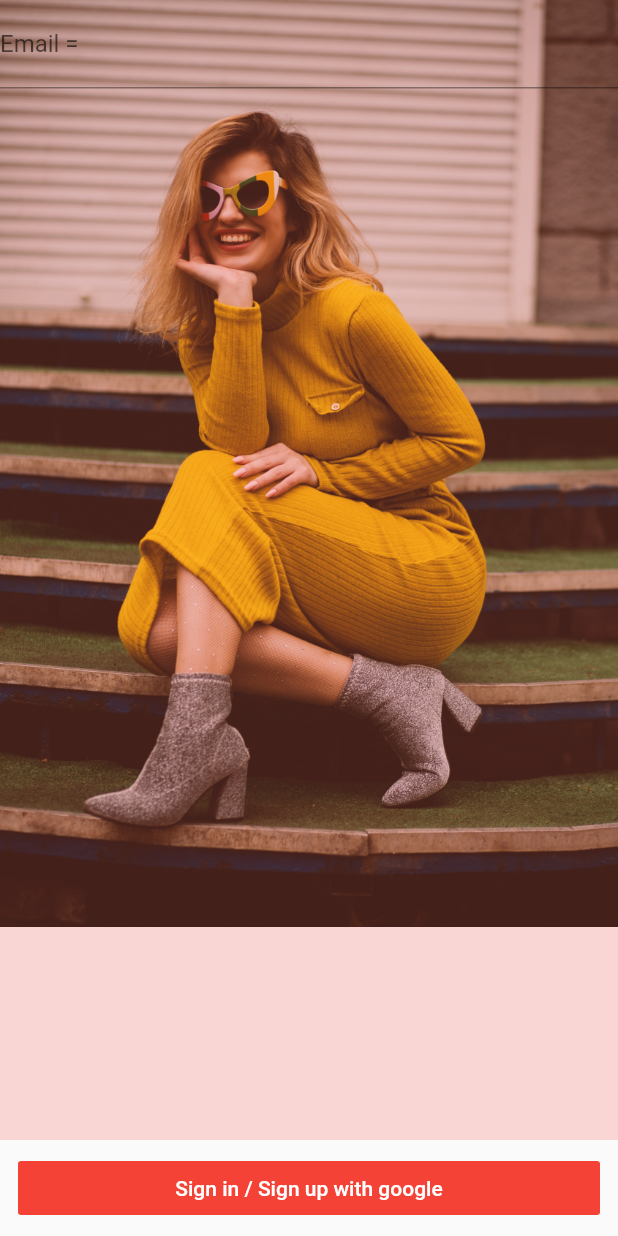
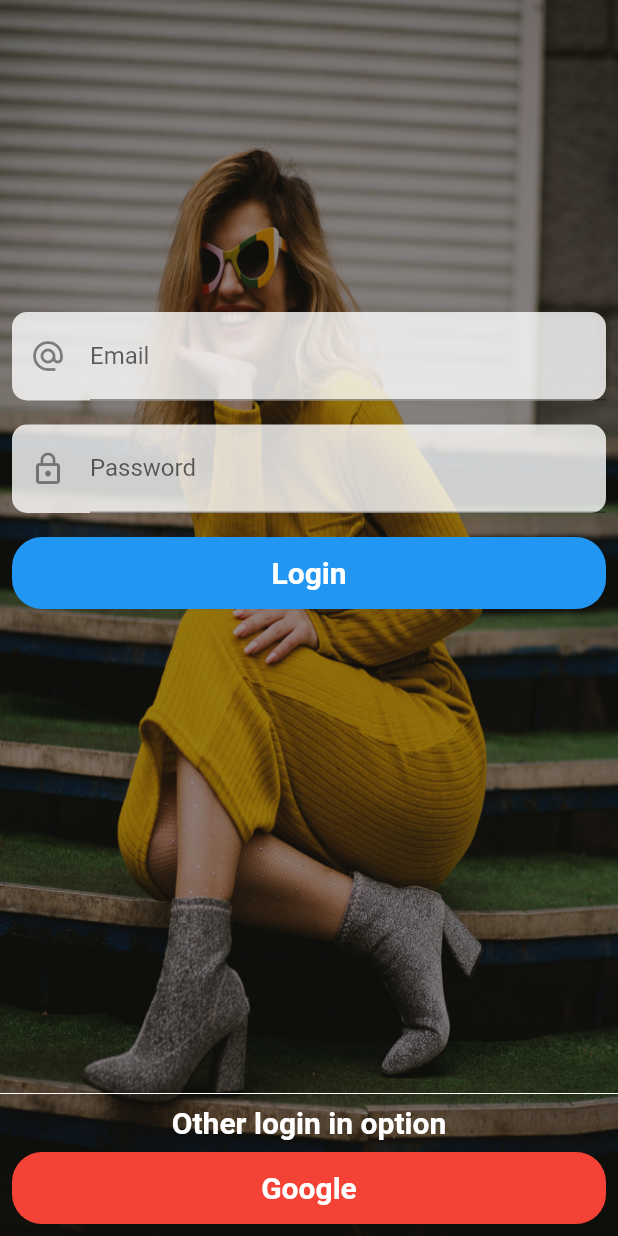
Before and after one commit to Kribas/Ecommerce, a Flutter app: the screen it shows after launch, on a phone screen of 412 x 824 dp. Run offline on Flutter 3.47's test engine with Material 2 defaults, Android fonts, the phone set to English and light mode, and no system bars; our stand-ins replace cloud_firestore, firebase_auth, firebase_core, fluttertoast, google_sign_in, shared_preferences; accounts and stored records are empty.

Commit message:
made changes

```diff
--- a/lib/pages/login.dart
+++ b/lib/pages/login.dart
@@ -98,32 +98,130 @@ class _LoginState extends State<Login> {
       body: Stack(
         children: <Widget>[
           Image.asset('images/backgroundImage.jpg',
-          fit: BoxFit.cover,
+          fit: BoxFit.fill,
           width: double.infinity,
+            height: double.infinity,
           ),
           Container(
-            color: Colors.red.withOpacity(0.2),
+            color: Colors.black.withOpacity(0.4),
             width: double.infinity,
             height: double.infinity,
           ),
 
-          Container(
-            alignment: Alignment.center,
+          Padding(
+            padding: const EdgeInsets.only(top: 200.0),
             child: Center(
               child: Form(
                   key: _formKey,
                   child: Column(
                 children: [
-                  TextFormField(
-                    decoration: InputDecoration(
-                      labelText: "Email = "
+                  Padding(
+                    padding: const EdgeInsets.all(8.0),
+                    child: Material(
+                      borderRadius: BorderRadius.circular(10.0),
+                      color: Colors.white.withOpacity(0.8),
+                      elevation: 0.0,
+                      child: Padding(
+                        padding: const EdgeInsets.only(left: 12.0),
+                        child: TextFormField(
+                          decoration: InputDecoration(
+                            labelText: "Email",
+                            icon: Icon(Icons.alternate_email),
+                          ),
+                          keyboardType: TextInputType.emailAddress,
+                          controller: _emailTextController,
+                          validator: (value) => !value.contains('@') ? "Field must contain a valid email" : null,
+                        ),
+                      ),
                     ),
-                    keyboardType: TextInputType.emailAddress,
-                    controller: _emailTextController,
-                    validator: (value) => !value.contains('@') ? "Field must contain a valid email" : null,
+                  ),
+
+                  Padding(
+                    padding: const EdgeInsets.all(8.0),
+                    child: Material(
+                      borderRadius: BorderRadius.circular(10.0),
+                      color: Colors.white.withOpacity(0.8),
+                      elevation: 0.0,
+                      child: Padding(
+                        padding: const EdgeInsets.only(left: 12.0),
+                        child: TextFormField(
+                          decoration: InputDecoration(
+                            labelText: "Password",
+                            icon: Icon(Icons.lock_outline),
+                          ),
+                          keyboardType: TextInputType.emailAddress,
+                          controller: _passwordTextController,
+                          validator: (value) {
+                            if(value.isEmpty) {
+                              return "The password field cannot be empty";
+                            }else if(value.length < 6) {
+                              return "The password has to be atleast 6 characters long";
+                            }
+
+                            return null;
+
+
+                          }
+                        ),
+                      ),
+                    ),
+                  ),
+
+                  Padding(
+                    padding: const EdgeInsets.all(8.0),
+                    child: Material(
+                      borderRadius: BorderRadius.circular(20.0),
+                      color: Colors.blue,
+                      elevation: 0.0,
+                      child: MaterialButton(
+                        onPressed: () {},
+                        minWidth: MediaQuery.of(context).size.width,
+                        child: Text('Login',
+                        style: TextStyle(
+                          color: Colors.white,
+                          fontWeight: FontWeight.bold,
+                          fontSize: 20.0
+                        ),
+                        ),
+                      )
+                    ),
+                  ),
+
+                  Expanded(child: Container()),
+
+                  Divider(color: Colors.white,),
+
+                  Text('Other login in option',
+                    style: TextStyle(
+                        color: Colors.white,
+                        fontWeight: FontWeight.bold,
+                        fontSize: 20.0
+                    ),
+                  ),
+                  Padding(
+                    padding: const EdgeInsets.all(8.0),
+                    child: Material(
+                        borderRadius: BorderRadius.circular(20.0),
+                        color: Colors.red,
+                        elevation: 0.0,
+                        child: MaterialButton(
+                          onPressed: () {
+                            handleSignIn();
+                          },
+                          minWidth: MediaQuery.of(context).size.width,
+                          child: Text('Google',
+                            style: TextStyle(
+                                color: Colors.white,
+                                fontWeight: FontWeight.bold,
+                                fontSize: 20.0
+                            ),
+                          ),
+                        )
+                    ),
                   )
                 ],
-              )),
+              )
+              ),
             ),
           ),
           Visibility(
@@ -140,24 +238,6 @@ class _LoginState extends State<Login> {
         ],
 
       ),
-
-      bottomNavigationBar: Container(
-
-        child: Padding(
-          padding: const EdgeInsets.only(left: 12.0, right: 12.0, top: 8.0, bottom: 8.0),
-          child: FlatButton(
-              color: Colors.red,
-              onPressed: () {
-                handleSignIn();
-              },
-              child: Text(
-                "Sign in / Sign up with google",
-                style: TextStyle(color: Colors.white),
-              )),
-        ),
-
-      ),
-
     );
 
     }
```
